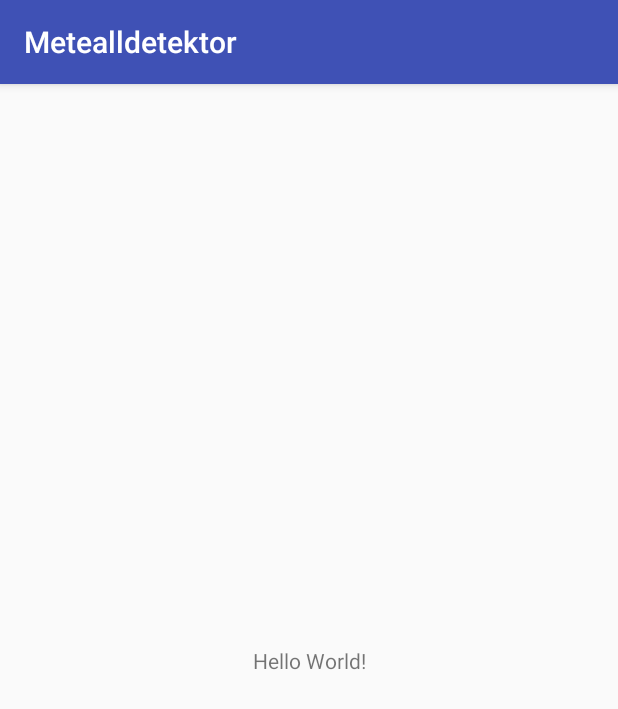
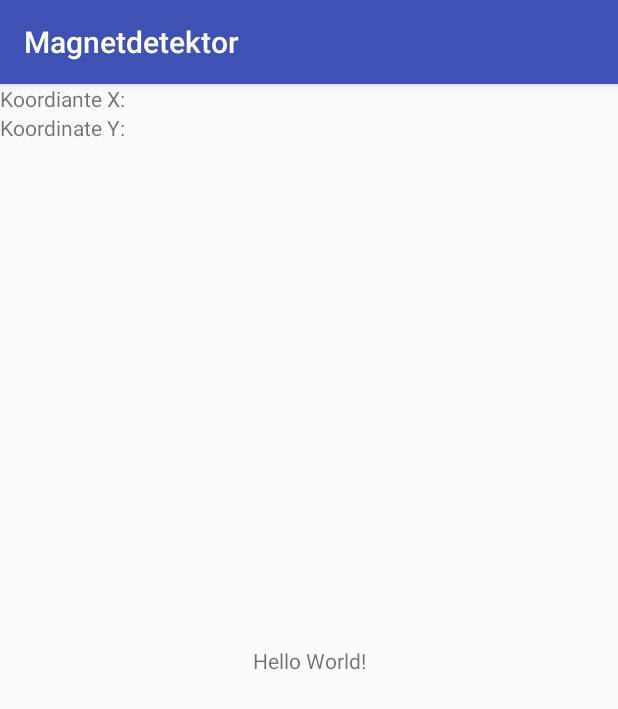
Before and after one commit to JoelRauber/Metealldetektor, an Android app: the screen it shows after launch (MainActivity), on a phone screen of 412 x 824 dp. Shown: the top 709 px of the screen. Run offline under Robolectric (Android 15) with nearby library versions, the phone set to English and light mode, and no system bars.

Commit message:
ADDED: Title of the Activity

```diff
--- a/app/build.gradle
+++ b/app/build.gradle
@@ -25,4 +25,5 @@ dependencies {
     testImplementation 'junit:junit:4.12'
     androidTestImplementation 'com.android.support.test:runner:1.0.2'
     androidTestImplementation 'com.android.support.test.espresso:espresso-core:3.0.2'
+    implementation 'com.android.support:recyclerview-v7:28.0.0-rc02'
 }
--- a/app/src/main/java/com/example/jor/metealldetektor/MainActivity.java
+++ b/app/src/main/java/com/example/jor/metealldetektor/MainActivity.java
@@ -2,12 +2,19 @@ package com.example.jor.metealldetektor;
 
 import android.support.v7.app.AppCompatActivity;
 import android.os.Bundle;
+import android.view.View;
+import android.view.Window;
 
 public class MainActivity extends AppCompatActivity {
+
+    float x;
+    float y;
 
     @Override
     protected void onCreate(Bundle savedInstanceState) {
         super.onCreate(savedInstanceState);
         setContentView(R.layout.activity_main);
+        setTitle("Magnetdetektor");
     }
+
 }
--- a/app/src/main/res/layout/activity_main.xml
+++ b/app/src/main/res/layout/activity_main.xml
@@ -15,4 +15,22 @@
         app:layout_constraintRight_toRightOf="parent"
         app:layout_constraintTop_toTopOf="parent" />
 
+    <LinearLayout
+        android:layout_width="match_parent"
+        android:layout_height="match_parent"
+        android:orientation="vertical">
+
+        <TextView
+            android:id="@+id/X"
+            android:layout_width="match_parent"
+            android:layout_height="wrap_content"
+            android:text="Koordiante X:" />
+
+        <TextView
+            android:id="@+id/Y"
+            android:layout_width="match_parent"
+            android:layout_height="wrap_content"
+            android:text="Koordinate Y:" />
+    </LinearLayout>
+
 </android.support.constraint.ConstraintLayout>
--- a/app/src/main/res/values/strings.xml
+++ b/app/src/main/res/values/strings.xml
@@ -1,3 +1,4 @@
 <resources>
     <string name="app_name">Metealldetektor</string>
+    <string name="textview">TextView</string>
 </resources>
--- a/app/src/main/res/values/styles.xml
+++ b/app/src/main/res/values/styles.xml
@@ -1,7 +1,7 @@
 <resources>
 
     <!-- Base application theme. -->
-    <style name="AppTheme" parent="Theme.AppCompat.Light.DarkActionBar">
+    <style name="AppTheme" parent="Base.Theme.AppCompat.Light.DarkActionBar">
         <!-- Customize your theme here. -->
         <item name="colorPrimary">@color/colorPrimary</item>
         <item name="colorPrimaryDark">@color/colorPrimaryDark</item>
```
